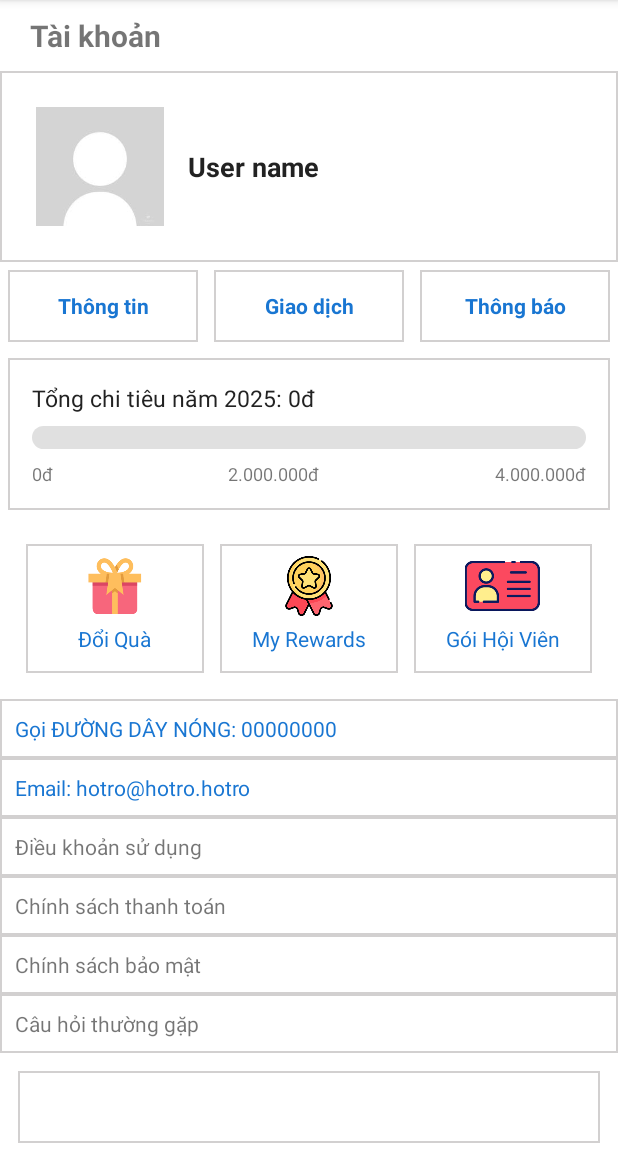
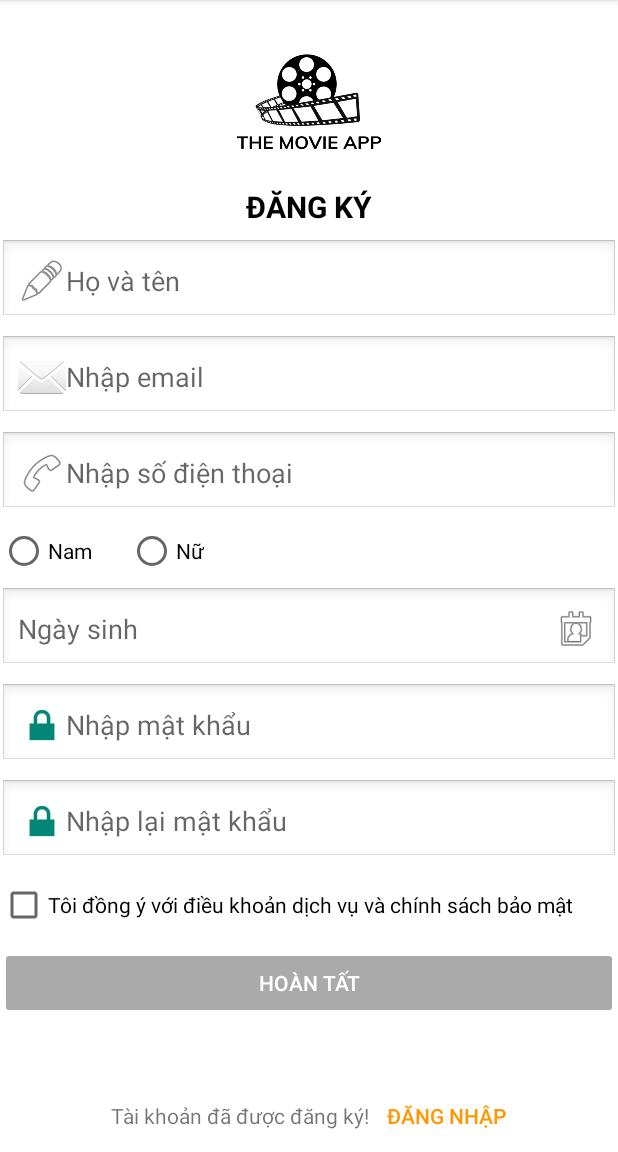
Before and after one commit to Lehuutien2908/DoAnMobile, an Android app: the screen it shows after launch (MainActivity), on a phone screen of 412 x 824 dp, the part 84-1236 px from its top. Run offline under Robolectric (Android 15) with nearby library versions, the phone set to English and light mode, and no system bars.

Commit message:
UI trang dang ki

```diff
--- a/app/src/main/java/com/example/doanmobile/MainActivity.java
+++ b/app/src/main/java/com/example/doanmobile/MainActivity.java
@@ -14,8 +14,8 @@
     protected void onCreate(Bundle savedInstanceState) {
         super.onCreate(savedInstanceState);
         EdgeToEdge.enable(this);
-        setContentView(R.layout.activity_profile);
-        ViewCompat.setOnApplyWindowInsetsListener(findViewById(R.id.user_profile), (v, insets) -> {
+        setContentView(R.layout.activity_sign_up);
+        ViewCompat.setOnApplyWindowInsetsListener(findViewById(R.id.sign_up), (v, insets) -> {
             Insets systemBars = insets.getInsets(WindowInsetsCompat.Type.systemBars());
             v.setPadding(systemBars.left, systemBars.top, systemBars.right, systemBars.bottom);
             return insets;
--- /dev/null
+++ b/app/src/main/res/layout/activity_sign_up.xml
@@ -0,0 +1,201 @@
+<?xml version="1.0" encoding="utf-8"?>
+<androidx.constraintlayout.widget.ConstraintLayout xmlns:android="http://schemas.android.com/apk/res/android"
+    xmlns:app="http://schemas.android.com/apk/res-auto"
+    android:layout_width="match_parent"
+    android:layout_height="match_parent"
+    android:padding="16dp"
+    android:id="@+id/sign_up"
+    android:background="#FFFFFF">
+
+    <!-- Logo -->
+    <ImageView
+        android:id="@+id/imgLogo"
+        android:layout_width="100dp"
+        android:layout_height="100dp"
+        android:src="@drawable/movie_icon"
+        android:contentDescription="Logo"
+        app:layout_constraintTop_toTopOf="parent"
+        app:layout_constraintStart_toStartOf="parent"
+        app:layout_constraintEnd_toEndOf="parent"
+        android:layout_marginTop="16dp" />
+
+    <!-- ĐĂNG KÝ -->
+    <TextView
+        android:id="@+id/txtTitle"
+        android:layout_width="wrap_content"
+        android:layout_height="wrap_content"
+        android:text="ĐĂNG KÝ"
+        android:textSize="20sp"
+        android:textStyle="bold"
+        android:textColor="#000000"
+        app:layout_constraintTop_toBottomOf="@id/imgLogo"
+        app:layout_constraintStart_toStartOf="parent"
+        app:layout_constraintEnd_toEndOf="parent"
+        android:layout_marginTop="8dp"/>
+
+    <!-- Họ và tên -->
+    <EditText
+        android:id="@+id/edtName"
+        android:layout_width="0dp"
+        android:layout_height="wrap_content"
+        android:hint="Họ và tên"
+        android:drawableStart="@android:drawable/ic_menu_edit"
+        android:padding="12dp"
+        android:background="@android:drawable/edit_text"
+        app:layout_constraintTop_toBottomOf="@id/txtTitle"
+        app:layout_constraintStart_toStartOf="parent"
+        app:layout_constraintEnd_toEndOf="parent"
+        android:layout_marginTop="8dp"/>
+
+    <!-- Email -->
+    <EditText
+        android:id="@+id/edtEmail"
+        android:layout_width="0dp"
+        android:layout_height="wrap_content"
+        android:hint="Nhập email"
+        android:inputType="textEmailAddress"
+        android:drawableStart="@android:drawable/ic_dialog_email"
+        android:padding="12dp"
+        android:background="@android:drawable/edit_text"
+        app:layout_constraintTop_toBottomOf="@id/edtName"
+        app:layout_constraintStart_toStartOf="parent"
+        app:layout_constraintEnd_toEndOf="parent"
+        android:layout_marginTop="8dp"/>
+
+    <!-- Số điện thoại -->
+    <EditText
+        android:id="@+id/edtPhone"
+        android:layout_width="0dp"
+        android:layout_height="wrap_content"
+        android:hint="Nhập số điện thoại"
+        android:inputType="phone"
+        android:drawableStart="@android:drawable/ic_menu_call"
+        android:padding="12dp"
+        android:background="@android:drawable/edit_text"
+        app:layout_constraintTop_toBottomOf="@id/edtEmail"
+        app:layout_constraintStart_toStartOf="parent"
+        app:layout_constraintEnd_toEndOf="parent"
+        android:layout_marginTop="8dp"/>
+
+    <!-- Giới tính -->
+    <RadioGroup
+        android:id="@+id/genderGroup"
+        android:layout_width="0dp"
+        android:layout_height="wrap_content"
+        android:orientation="horizontal"
+        app:layout_constraintTop_toBottomOf="@id/edtPhone"
+        app:layout_constraintStart_toStartOf="parent"
+        app:layout_constraintEnd_toEndOf="parent"
+        android:layout_marginTop="8dp">
+
+        <RadioButton
+            android:id="@+id/radioMale"
+            android:layout_width="wrap_content"
+            android:layout_height="wrap_content"
+            android:text="Nam" />
+
+        <RadioButton
+            android:id="@+id/radioFemale"
+            android:layout_width="wrap_content"
+            android:layout_height="wrap_content"
+            android:text="Nữ"
+            android:layout_marginStart="24dp"/>
+    </RadioGroup>
+
+    <!-- Ngày sinh -->
+    <EditText
+        android:id="@+id/edtDob"
+        android:layout_width="0dp"
+        android:layout_height="wrap_content"
+        android:hint="Ngày sinh"
+        android:focusable="false"
+        android:drawableEnd="@android:drawable/ic_menu_my_calendar"
+        android:padding="12dp"
+        android:background="@android:drawable/edit_text"
+        app:layout_constraintTop_toBottomOf="@id/genderGroup"
+        app:layout_constraintStart_toStartOf="parent"
+        app:layout_constraintEnd_toEndOf="parent"
+        android:layout_marginTop="8dp"/>
+
+    <!-- Mật khẩu -->
+    <EditText
+        android:id="@+id/edtPassword"
+        android:layout_width="0dp"
+        android:layout_height="wrap_content"
+        android:hint="Nhập mật khẩu"
+        android:inputType="textPassword"
+        android:drawableStart="@android:drawable/ic_lock_lock"
+        android:padding="12dp"
+        android:background="@android:drawable/edit_text"
+        app:layout_constraintTop_toBottomOf="@id/edtDob"
+        app:layout_constraintStart_toStartOf="parent"
+        app:layout_constraintEnd_toEndOf="parent"
+        android:layout_marginTop="8dp"/>
+
+    <!-- Nhập lại mật khẩu -->
+    <EditText
+        android:id="@+id/edtConfirmPassword"
+        android:layout_width="0dp"
+        android:layout_height="wrap_content"
+        android:hint="Nhập lại mật khẩu"
+        android:inputType="textPassword"
+        android:drawableStart="@android:drawable/ic_lock_lock"
+        android:padding="12dp"
+        android:background="@android:drawable/edit_text"
+        app:layout_constraintTop_toBottomOf="@id/edtPassword"
+        app:layout_constraintStart_toStartOf="parent"
+        app:layout_constraintEnd_toEndOf="parent"
+        android:layout_marginTop="8dp"/>
+
+    <!-- Checkbox điều khoản -->
+    <CheckBox
+        android:id="@+id/checkboxTerms"
+        android:layout_width="wrap_content"
+        android:layout_height="wrap_content"
+        android:text="Tôi đồng ý với điều khoản dịch vụ và chính sách bảo mật"
+        app:layout_constraintTop_toBottomOf="@id/edtConfirmPassword"
+        app:layout_constraintStart_toStartOf="parent"
+        android:layout_marginTop="12dp" />
+
+    <!-- Nút Hoàn tất -->
+    <Button
+        android:id="@+id/btnRegister"
+        android:layout_width="0dp"
+        android:layout_height="wrap_content"
+        android:text="Hoàn Tất"
+        android:enabled="false"
+        android:backgroundTint="@android:color/darker_gray"
+        android:textColor="@android:color/white"
+        app:layout_constraintTop_toBottomOf="@id/checkboxTerms"
+        app:layout_constraintStart_toStartOf="parent"
+        app:layout_constraintEnd_toEndOf="parent"
+        android:layout_marginTop="12dp"/>
+
+    <!-- Footer cố định -->
+    <LinearLayout
+        android:id="@+id/footerLayout"
+        android:layout_width="0dp"
+        android:layout_height="wrap_content"
+        android:orientation="horizontal"
+        android:gravity="center"
+        app:layout_constraintBottom_toBottomOf="parent"
+        app:layout_constraintStart_toStartOf="parent"
+        app:layout_constraintEnd_toEndOf="parent"
+        android:layout_marginTop="16dp">
+
+        <TextView
+            android:text="Tài khoản đã được đăng ký!"
+            android:layout_width="wrap_content"
+            android:layout_height="wrap_content" />
+
+        <Button
+            android:id="@+id/btnLogin"
+            android:layout_width="wrap_content"
+            android:layout_height="wrap_content"
+            android:text="Đăng nhập"
+            android:textColor="#FF9800"
+            android:background="@null"
+            android:paddingStart="12dp"/>
+    </LinearLayout>
+
+</androidx.constraintlayout.widget.ConstraintLayout>
```
Also changed, not shown: app/src/main/res/drawable/movie_icon.png (added).
